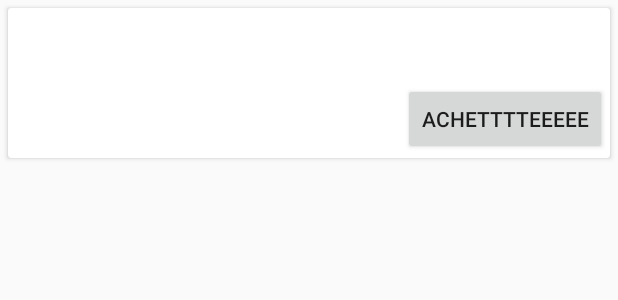
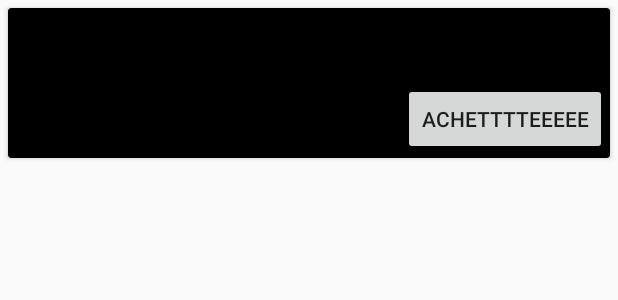
Before and after one commit to Lyofen/HenriPotier, an Android app: the layout item_book.xml on its own in the app's theme, with its tools: preview values and no code run, on a phone screen of 412 x 824 dp. Shown: the top 300 px of the screen. Run offline under Robolectric (Android 15) with nearby library versions, the phone set to English and light mode, and no system bars.

Commit message:
work on book list

```diff
--- a/app/src/main/java/com/remytabardel/henripotier/adapters/BookAdapter.java
+++ b/app/src/main/java/com/remytabardel/henripotier/adapters/BookAdapter.java
@@ -56,13 +56,13 @@ public class BookAdapter extends RecyclerView.Adapter<BookAdapter.ViewHolder> {
 
         mImageLoader.load(currentBook.getCover(), holder.mImageViewCover);
         holder.mTextViewTitle.setText(currentBook.getTitle());
-        holder.mTextViewIsbn.setText(currentBook.getIsbn());
-        holder.mTextViewPrice.setText(currentBook.getPrice() + " €");
+        holder.mTextViewIsbn.setText(mContext.getString(R.string.fragment_books_item_isbn, currentBook.getIsbn()));
+        holder.mTextViewPrice.setText(mContext.getString(R.string.fragment_books_item_price, currentBook.getPrice()));
 
         //set theme colors
         holder.mTextViewTitle.setTextColor(currentBook.getBookTheme().getColorTextTitle());
         holder.mTextViewIsbn.setTextColor(currentBook.getBookTheme().getColorTextBody());
-        holder.mTextViewPrice.setTextColor(currentBook.getBookTheme().getColorTextBody());
+       // holder.mTextViewPrice.setTextColor(currentBook.getBookTheme().getColorTextBody());
         holder.itemView.setBackgroundColor(currentBook.getBookTheme().getColorBackground());
 
     }
--- a/app/src/main/java/com/remytabardel/henripotier/services/database/BookDao.java
+++ b/app/src/main/java/com/remytabardel/henripotier/services/database/BookDao.java
@@ -17,7 +17,7 @@ public interface BookDao {
 
     void deleteAll();
 
-    boolean insertBook(BookJson bookJson);
+    boolean insertBook(BookJson bookJson, int num);
 
     boolean insertBookTheme(Context context, String isbn, Palette palette);
 }
--- a/app/src/main/res/layout/item_book.xml
+++ b/app/src/main/res/layout/item_book.xml
@@ -2,12 +2,15 @@
 <android.support.v7.widget.CardView xmlns:android="http://schemas.android.com/apk/res/android"
                                     xmlns:app="http://schemas.android.com/apk/res-auto"
                                     android:layout_width="match_parent"
-                                    android:layout_height="100dp"
+                                    android:layout_height="@dimen/item_book_height"
                                     android:layout_margin="5dp"
+                                    android:padding="2dp"
+                                    app:cardBackgroundColor="@android:color/black"
                                     app:cardCornerRadius="2dp"
                                     app:cardElevation="2dp">
 
     <RelativeLayout
+
         android:layout_width="match_parent"
         android:layout_height="wrap_content"
         android:padding="2dp">
@@ -40,7 +43,7 @@
             android:layout_height="wrap_content"
             android:layout_alignParentBottom="true"
             android:layout_toRightOf="@+id/imageview_cover"
-            android:textStyle="bold"/>
+            android:textColor="@android:color/black"/>
 
         <Button
             android:layout_width="wrap_content"
--- a/app/src/main/res/values/dimens.xml
+++ b/app/src/main/res/values/dimens.xml
@@ -6,4 +6,7 @@
     <dimen name="activity_horizontal_margin">16dp</dimen>
     <dimen name="activity_vertical_margin">16dp</dimen>
     <dimen name="fab_margin">16dp</dimen>
+
+    <!-- item book -->
+    <dimen name="item_book_height">100dp</dimen>
 </resources>
--- a/app/src/main/res/values/strings.xml
+++ b/app/src/main/res/values/strings.xml
@@ -5,6 +5,10 @@
     <string name="navigation_drawer_close">Close navigation drawer</string>
 
     <string name="action_settings">Settings</string>
+
+    <!-- item book -->
+    <string name="fragment_books_item_isbn">isbn : %1s</string>
+    <string name="fragment_books_item_price">%1s €</string>
 
     <!-- ConnectionErrorDialog -->
     <string name="dialog_connection_error_retry">Retry</string>
```
Also changed, not shown: app/src/main/java/com/remytabardel/henripotier/jobs/SplashLoadingJob.java (+7 -5 lines), app/src/main/java/com/remytabardel/henripotier/models/Book.java (+8 -1 lines), app/src/main/java/com/remytabardel/henripotier/services/database/dbflow/DBFlowBookDao.java (+20 -7 lines).
